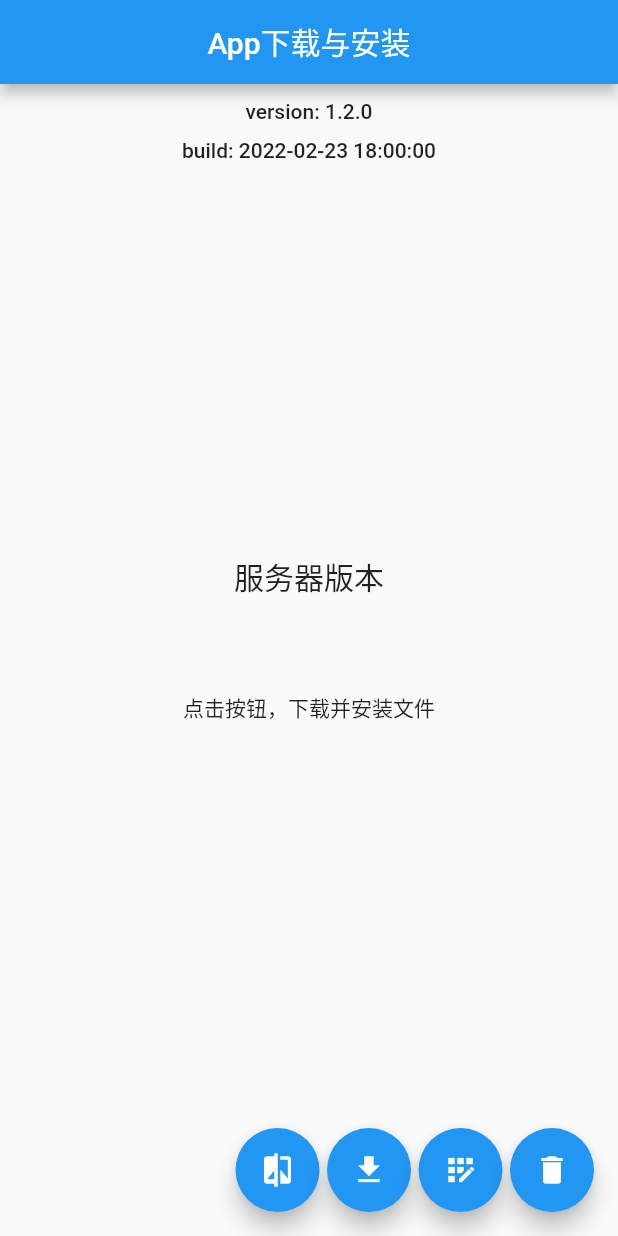
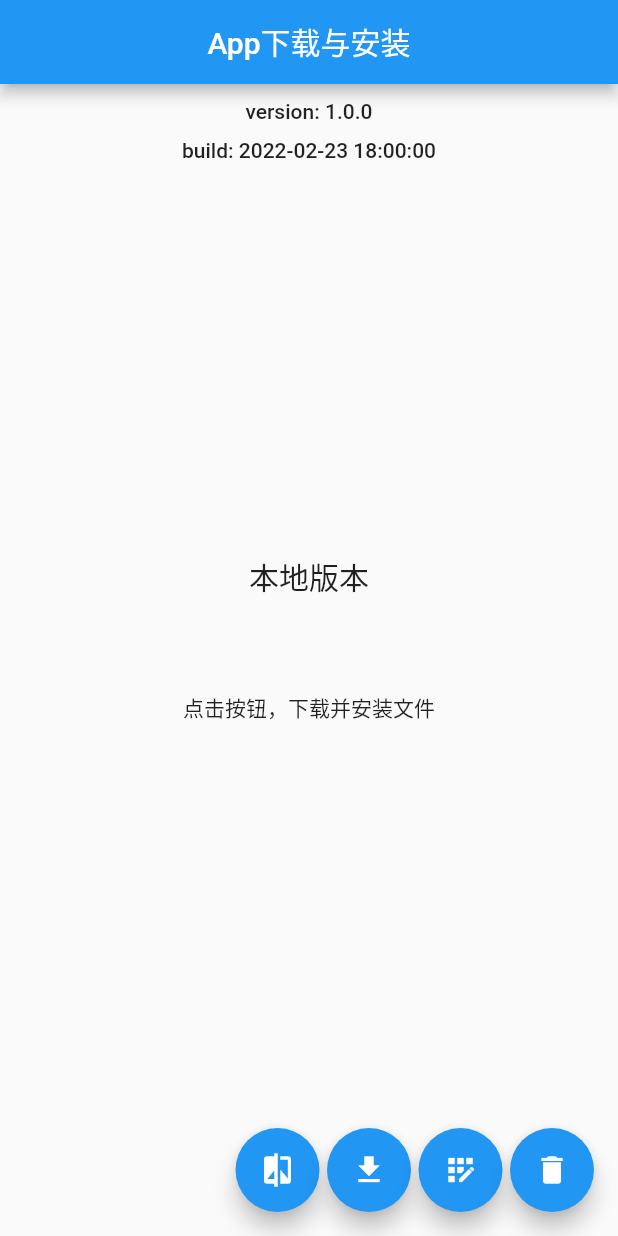
Before and after one commit to EarlyAnt/flutter_downloader, a Flutter app: the screen it shows after launch, on a phone screen of 412 x 824 dp. Run offline on Flutter 3.47's test engine with Material 2 defaults, Android fonts, the phone set to English and light mode, and no system bars; our stand-ins replace dio, package_info, permission_handler; missing offline and left inert: flutter_fimber, install_plugin.

Commit message:
1.还原本地版本。

```diff
--- a/down_loader/lib/home_page.dart
+++ b/down_loader/lib/home_page.dart
@@ -60,7 +60,7 @@ class _HomePageState extends State<HomePage> {
                       mainAxisAlignment: MainAxisAlignment.center,
                       children: [
                         Text(
-                          '服务器版本',
+                          '本地版本',
                           style: Theme.of(context)
                               .textTheme
                               .subtitle1
--- a/down_loader/pubspec.yaml
+++ b/down_loader/pubspec.yaml
@@ -15,7 +15,7 @@ publish_to: 'none' # Remove this line if you wish to publish to pub.dev
 # In iOS, build-name is used as CFBundleShortVersionString while build-number used as CFBundleVersion.
 # Read more about iOS versioning at
 # https://developer.apple.com/library/archive/documentation/General/Reference/InfoPlistKeyReference/Articles/CoreFoundationKeys.html
-version: 1.2.0+1
+version: 1.0.0+1
 
 environment:
   sdk: ">=2.12.0 <3.0.0"
```
